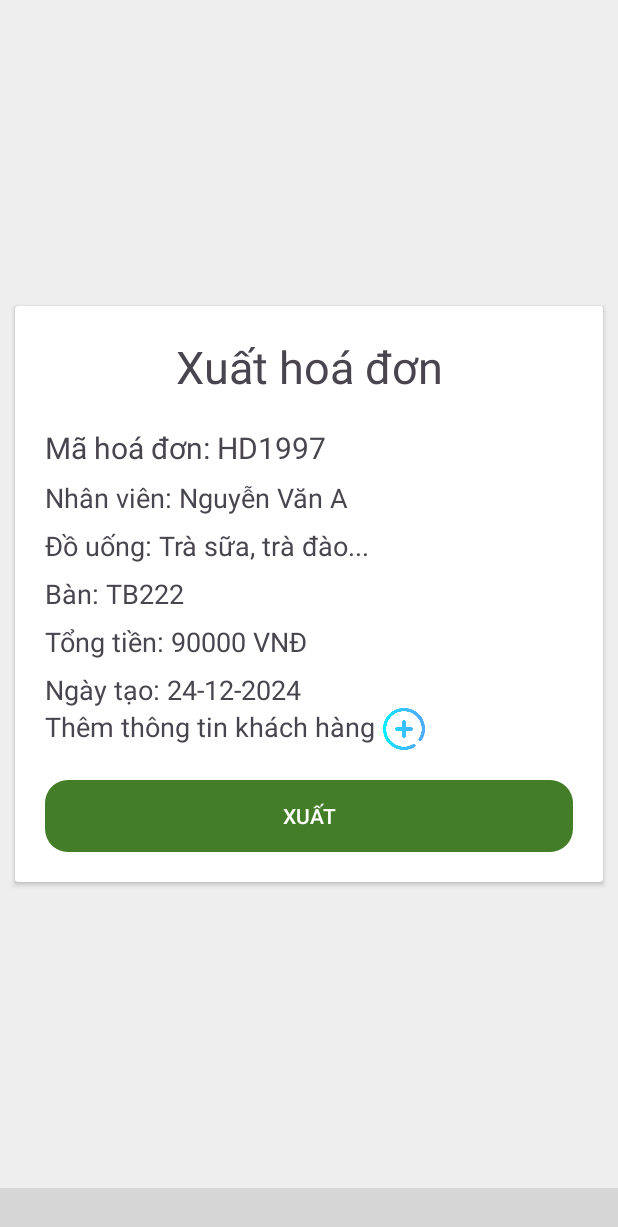
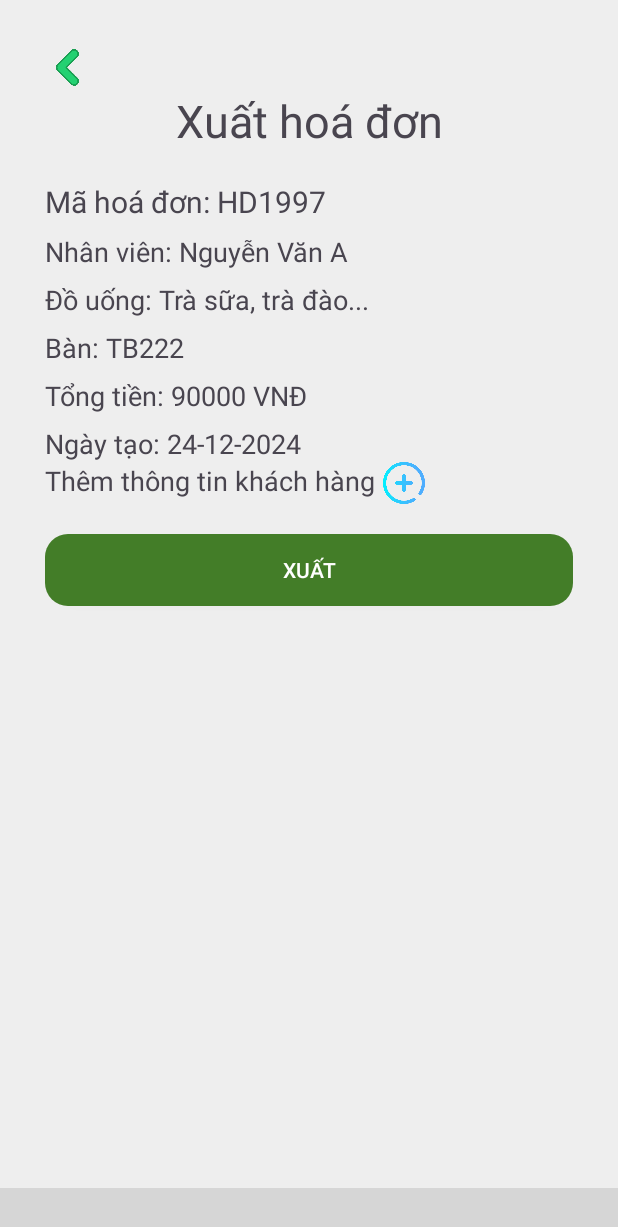
Before and after one commit to vanhnguyen204/PRO1121_DA1, an Android app: the fragment FragmentExportInvoice placed in its activity, on a phone screen of 412 x 824 dp. Shown: the top 1227 px of the screen. Run offline under Robolectric (Android 15) with nearby library versions, the phone set to English and light mode, and no system bars; libraries missing offline, so code that uses them is left out: com.ismaeldivita.chipnavigation; plain views replace ChipNavigationBar; 4 statements that could not run were skipped; grey boxes are pictures that could not be loaded.

Commit message:
25/11/2023

```diff
--- a/app/src/main/java/com/fpoly/pro1121_da1/Adapter/IngredientAdapter.java
+++ b/app/src/main/java/com/fpoly/pro1121_da1/Adapter/IngredientAdapter.java
@@ -59,6 +59,7 @@ public class IngredientAdapter extends RecyclerView.Adapter<IngredientAdapter.Vi
             }
         });
         holder.imgIngredient.setImageResource(ingredient.getImage());
+
     }
 
     @Override
--- a/app/src/main/java/com/fpoly/pro1121_da1/Fragment/FragmentAddIngredient.java
+++ b/app/src/main/java/com/fpoly/pro1121_da1/Fragment/FragmentAddIngredient.java
@@ -6,6 +6,7 @@ import androidx.annotation.NonNull;
 import androidx.annotation.Nullable;
 import androidx.fragment.app.Fragment;
 
+import android.util.Log;
 import android.view.LayoutInflater;
 import android.view.View;
 import android.view.ViewGroup;
@@ -70,7 +71,9 @@ public class FragmentAddIngredient extends Fragment {
                 R.mipmap.orange,
                 R.mipmap.lemons
         };
-
+        for (int i = 0; i < arrImage.length; i++) {
+            Log.d(String.valueOf(arrImage[i]), "OK");
+        }
         spinnerImageIngredient = new SpinnerImageIngredient(arrImage, getActivity());
         spinner.setAdapter(spinnerImageIngredient);
         spinner.setOnItemSelectedListener(new AdapterView.OnItemSelectedListener() {
--- a/app/src/main/java/com/fpoly/pro1121_da1/Fragment/FragmentExportInvoice.java
+++ b/app/src/main/java/com/fpoly/pro1121_da1/Fragment/FragmentExportInvoice.java
@@ -14,6 +14,7 @@ import android.view.LayoutInflater;
 import android.view.View;
 import android.view.ViewGroup;
 
+import com.fpoly.pro1121_da1.MainActivity;
 import com.fpoly.pro1121_da1.R;
 import com.fpoly.pro1121_da1.model.Drink;
 import com.fpoly.pro1121_da1.model.Invoice;
@@ -25,7 +26,7 @@ public class FragmentExportInvoice extends Fragment {
 
     ArrayList<Drink> list;
     TextView tvInvoiceID, tvNameStaff, tvNameDrink, tvTableID, tvTotalBill, tvDateCreate;
-    ImageView imgAddCustomer;
+    ImageView imgAddCustomer, imgBack;
     @Override
     public View onCreateView(LayoutInflater inflater, ViewGroup container,
                              Bundle savedInstanceState) {
@@ -43,7 +44,13 @@ public class FragmentExportInvoice extends Fragment {
             tvTotalBill = view.findViewById(R.id.tv_totalBill_fragmentExport);
             tvDateCreate = view.findViewById(R.id.tv_dateCreate_fragmentExport);
             imgAddCustomer = view.findViewById(R.id.img_addCustomer_fragmentExport);
-
+        imgBack = view.findViewById(R.id.img_back_fragmentExport);
+        imgBack.setOnClickListener(new View.OnClickListener() {
+            @Override
+            public void onClick(View view) {
+                ((MainActivity)getActivity()).reloadFragment(new FragmentTable());
+            }
+        });
         getParentFragmentManager().setFragmentResultListener("KEY_ARR", this, new FragmentResultListener() {
             @Override
             public void onFragmentResult(@NonNull String requestKey, @NonNull Bundle result) {
@@ -53,6 +60,6 @@ public class FragmentExportInvoice extends Fragment {
                 Toast.makeText(getContext(), ""+getTableID, Toast.LENGTH_SHORT).show();
             }
         });
+    }
 
-    }
 }
--- a/app/src/main/res/layout/fragment_export_invoice.xml
+++ b/app/src/main/res/layout/fragment_export_invoice.xml
@@ -1,19 +1,21 @@
 <?xml version="1.0" encoding="utf-8"?>
-<androidx.cardview.widget.CardView xmlns:android="http://schemas.android.com/apk/res/android"
+<LinearLayout xmlns:android="http://schemas.android.com/apk/res/android"
     xmlns:tools="http://schemas.android.com/tools"
     android:layout_width="match_parent"
-    android:layout_height="wrap_content"
+    android:layout_height="match_parent"
     android:layout_gravity="center"
     android:layout_margin="10dp"
+    android:orientation="vertical"
+    android:padding="20dp"
     tools:context=".Fragment.FragmentExportInvoice">
 
 
-    <LinearLayout
-        android:layout_width="match_parent"
-        android:layout_height="wrap_content"
-        android:orientation="vertical"
-        android:padding="20dp">
-
+        <ImageView
+            android:layout_width="30dp"
+            android:layout_height="30dp"
+            android:src="@mipmap/arrow_left"
+            android:id="@+id/img_back_fragmentExport"
+            />
         <TextView
             android:layout_width="match_parent"
             android:layout_height="wrap_content"
@@ -95,6 +97,4 @@
             android:textColor="@color/white"
 
             />
-
-    </LinearLayout>
-</androidx.cardview.widget.CardView>
+</LinearLayout>
```
Also changed, not shown: app/src/main/java/com/fpoly/pro1121_da1/Adapter/DrinkAdapter.java (+12 -16 lines), app/src/main/java/com/fpoly/pro1121_da1/Fragment/FragmentAddDrink.java (+4 -5 lines), app/src/main/java/com/fpoly/pro1121_da1/Fragment/FragmentDrink.java (+11 -0 lines), app/src/main/java/com/fpoly/pro1121_da1/Fragment/FragmentDrinkDetail.java (+41 -11 lines), app/src/main/java/com/fpoly/pro1121_da1/Fragment/FragmentSettings.java (+25 -1 lines), app/src/main/java/com/fpoly/pro1121_da1/Fragment/FragmentUpdateDrink.java (+39 -6 lines), app/src/main/java/com/fpoly/pro1121_da1/Interface/SenDataClick.java (added, +7 -0 lines), app/src/main/res/layout/fragment_add_drink.xml (+2 -7 lines), app/src/main/res/layout/fragment_settings.xml (+29 -0 lines), app/src/main/res/layout/fragment_update_drink.xml (+7 -1 lines).
